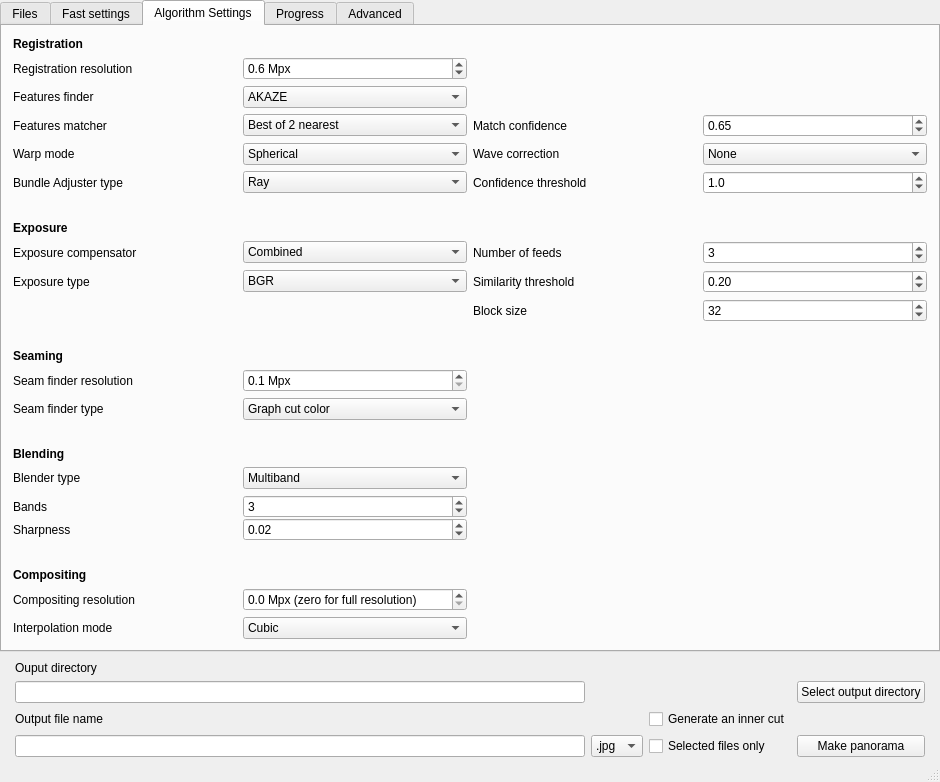
Qt form src/mainwindow.ui (qchateau/AutoPanorama) before a commit.
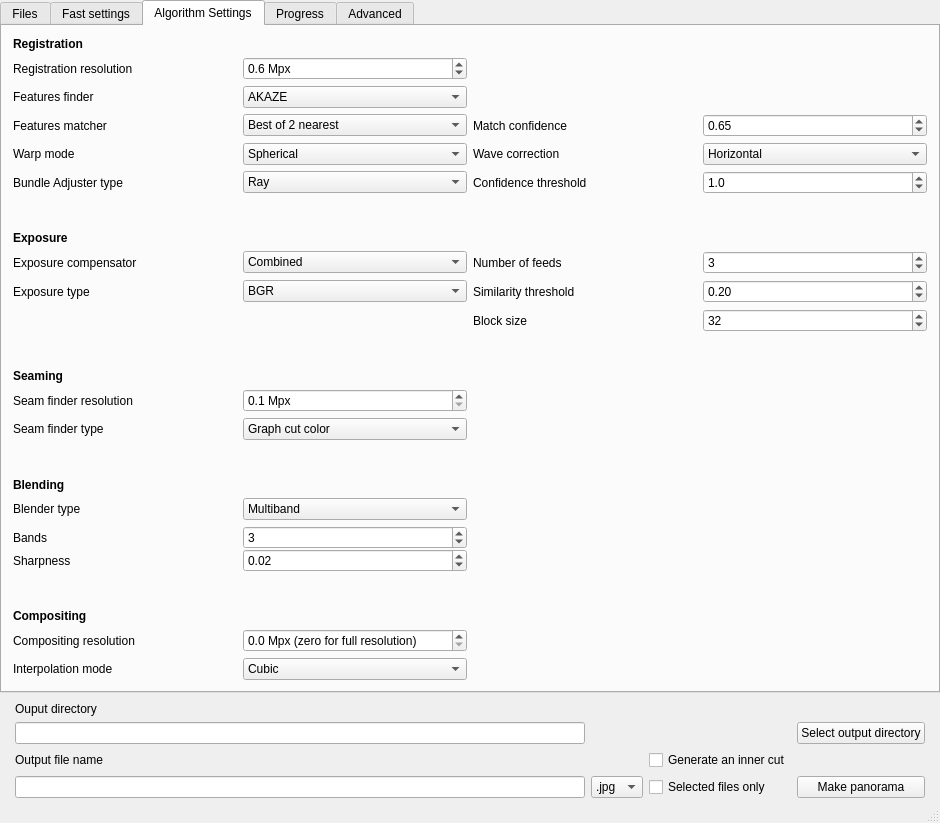
The same form after that commit. The open tabs and pages were chosen to show the change. Icons and pictures are not drawn. Custom widgets are drawn as their Qt base class.

Commit message: Wave correction by default

```diff
--- a/src/mainwindow.ui
+++ b/src/mainwindow.ui
@@ -7,7 +7,7 @@
     <x>0</x>
     <y>0</y>
     <width>940</width>
-    <height>782</height>
+    <height>823</height>
    </rect>
   </property>
   <property name="windowTitle">
@@ -790,11 +790,6 @@
         </item>
         <item row="6" column="5">
          <widget class="QComboBox" name="wavecorkind_combobox">
-          <item>
-           <property name="text">
-            <string>None</string>
-           </property>
-          </item>
           <item>
            <property name="text">
             <string>Horizontal</string>
```
Left out of the diff: 7 changed lines with no effect on the pictures. The commit also changes 1 other file.
